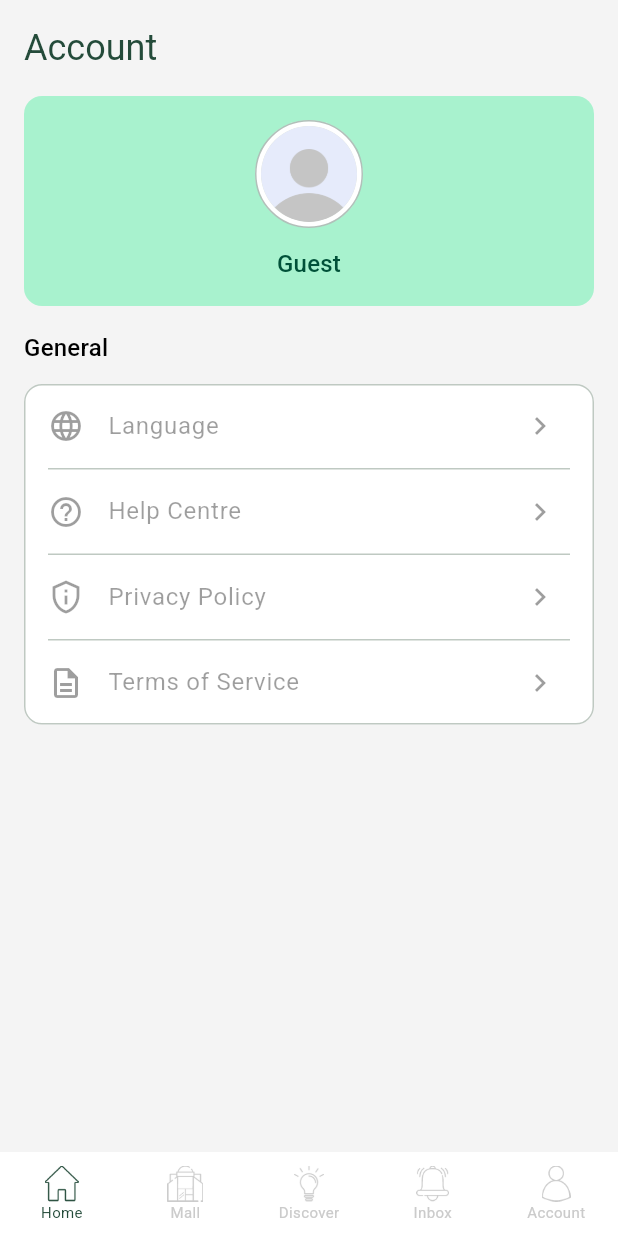
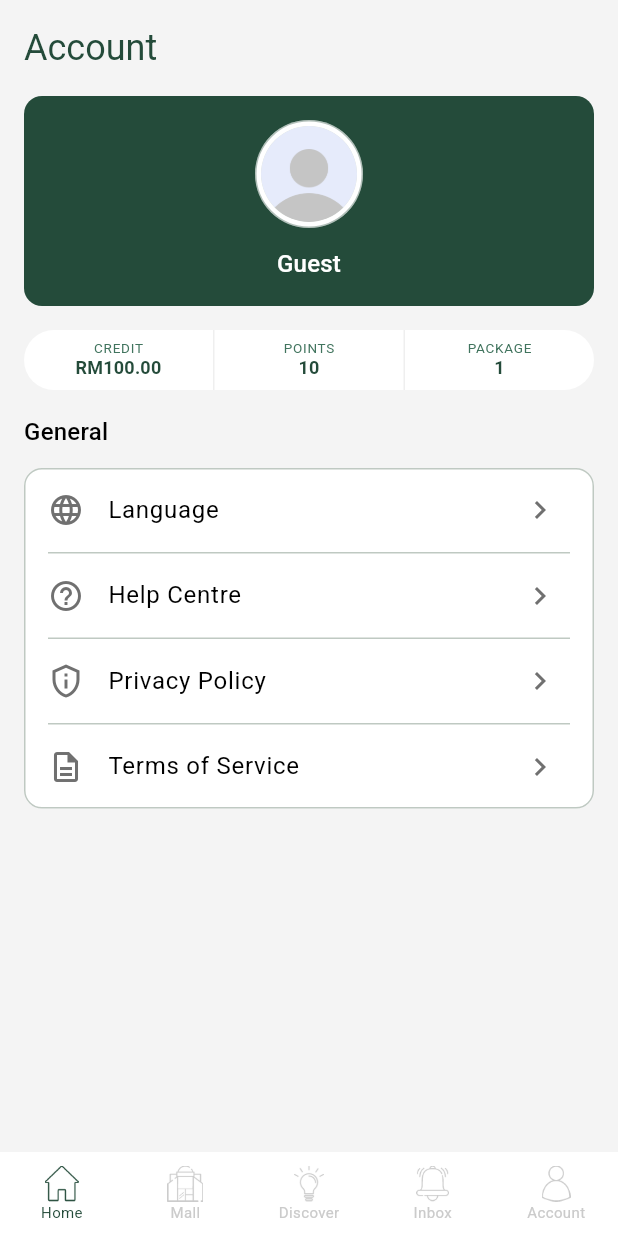
Before and after one commit to ngshenmeng2401/data_flow_interview_assessment, a Flutter app: the screen it shows after launch, swiped to page 5, on a phone screen of 412 x 824 dp. Run offline on Flutter 3.47's test engine with Material 3 defaults, Android fonts, the phone set to English and light mode, and no system bars; our stand-ins replace flutter_map, get, go_router, latlong2.

Commit message:
Account balance summary and styling

```diff
--- a/lib/screens/tabs/account_tab/account_tab.dart
+++ b/lib/screens/tabs/account_tab/account_tab.dart
@@ -1,6 +1,7 @@
 import 'package:data_flow_interview_assessment/constants/dimensions.dart';
 import 'package:data_flow_interview_assessment/generated/l10n.dart';
 import 'package:data_flow_interview_assessment/widgets/account_profile_header.dart';
+import 'package:data_flow_interview_assessment/widgets/balance_summary.dart';
 import 'package:flutter/material.dart';
 
 class AccountTab extends StatelessWidget {
@@ -27,6 +28,8 @@ class AccountTab extends StatelessWidget {
         const SizedBox(height: kPadding),
         const AccountProfileHeader(),
         const SizedBox(height: kPadding),
+        BalanceSummary.sample(context),
+        const SizedBox(height: kPadding),
         Text(lang.general_title, style: theme.textTheme.titleMedium),
         const SizedBox(height: kSpacing),
         Card(
@@ -48,7 +51,6 @@ class AccountTab extends StatelessWidget {
                     color: theme.colorScheme.outlineVariant,
                   ),
                 ListTile(
-                  enabled: false,
                   leading: Icon(icon),
                   title: Text(label, maxLines: 1, overflow: TextOverflow.ellipsis),
                   trailing: const Icon(Icons.chevron_right),
--- a/lib/screens/tabs/home_tab/home_tab_data.dart
+++ b/lib/screens/tabs/home_tab/home_tab_data.dart
@@ -9,9 +9,6 @@ class HomeSampleData {
     date: DateTime(2020, 10, 14, 12, 30),
     address: '123 Plant Street, 1/1',
   );
-  static const double credit = 100.0;
-  static const int points = 10;
-  static const int packages = 1;
   static const List<HomeServiceData> services = <HomeServiceData>[
     HomeServiceData(label: 'Lorem Ipsum', title: 'Lorem ipsum dolor sit amet consectetur', price: 10),
     HomeServiceData(label: 'Lorem Ipsum', title: 'Lorem ipsum dolor sit amet consectetur', price: 10),
--- a/lib/widgets/account_profile_header.dart
+++ b/lib/widgets/account_profile_header.dart
@@ -16,7 +16,7 @@ class AccountProfileHeader extends StatelessWidget {
     final ColorScheme colors = theme.colorScheme;
     return DecoratedBox(
       decoration: BoxDecoration(
-        color: colors.primaryContainer,
+        color: colors.primary,
         borderRadius: BorderRadius.circular(kBorderRadius),
       ),
       child: Padding(
@@ -42,7 +42,7 @@ class AccountProfileHeader extends StatelessWidget {
             Text(
               // TODO translate
               name.isEmpty ? 'Guest' : name,
-              style: theme.textTheme.titleMedium?.copyWith(color: colors.onPrimaryContainer),
+              style: theme.textTheme.titleMedium?.copyWith(color: colors.onPrimary),
               textAlign: TextAlign.center,
               maxLines: 1,
               overflow: TextOverflow.ellipsis,
@@ -50,7 +50,7 @@ class AccountProfileHeader extends StatelessWidget {
             if (emailAddress.isNotEmpty)
               Text(
                 emailAddress,
-                style: theme.textTheme.bodyMedium?.copyWith(color: colors.onPrimaryContainer),
+                style: theme.textTheme.bodyMedium?.copyWith(color: colors.onPrimary),
                 textAlign: TextAlign.center,
                 maxLines: 1,
                 overflow: TextOverflow.ellipsis,
--- /dev/null
+++ b/lib/widgets/balance_summary.dart
@@ -0,0 +1,104 @@
+import 'package:data_flow_interview_assessment/constants/dimensions.dart';
+import 'package:data_flow_interview_assessment/generated/l10n.dart';
+import 'package:flutter/material.dart';
+import 'package:intl/intl.dart';
+
+class BalanceSummary extends StatelessWidget {
+  final String credit;
+  final String points;
+  final String packages;
+
+  const BalanceSummary({
+    super.key,
+    required this.credit,
+    required this.points,
+    required this.packages,
+  });
+
+  // TODO dummy data / flow
+  factory BalanceSummary.sample(BuildContext context) {
+    final String locale = Localizations.localeOf(context).toString();
+    final NumberFormat currencyFormat = NumberFormat.currency(
+      locale: locale,
+      symbol: 'RM',
+      decimalDigits: 2,
+    );
+    final NumberFormat countFormat = NumberFormat.decimalPattern(locale);
+    return BalanceSummary(
+      credit: currencyFormat.format(100.0),
+      points: countFormat.format(10),
+      packages: countFormat.format(1),
+    );
+  }
+
+  @override
+  Widget build(BuildContext context) {
+    final ThemeData theme = Theme.of(context);
+    final Lang lang = Lang.of(context);
+    final List<String> labels = <String>[
+      lang.credit_title,
+      lang.points_title,
+      lang.package_title,
+    ];
+    final List<String> values = <String>[credit, points, packages];
+    return DecoratedBox(
+      decoration: BoxDecoration(
+        color: theme.colorScheme.surface,
+        borderRadius: BorderRadius.circular(kCircularButtonBorderRadius),
+      ),
+      child: IntrinsicHeight(
+        child: Row(
+          crossAxisAlignment: CrossAxisAlignment.stretch,
+          children: <Widget>[
+            for (int index = 0; index < labels.length; index++) ...<Widget>[
+              if (index > 0)
+                VerticalDivider(
+                  color: theme.colorScheme.outline.withValues(alpha: 0.3),
+                  width: 1,
+                  thickness: 1,
+                ),
+              Expanded(
+                child: ConstrainedBox(
+                  constraints: const BoxConstraints(minHeight: 40),
+                  child: Padding(
+                    padding: const EdgeInsets.symmetric(
+                      horizontal: kSpacing / 2,
+                      vertical: 6,
+                    ),
+                    child: Column(
+                      mainAxisAlignment: MainAxisAlignment.center,
+                      children: <Widget>[
+                        Text(
+                          labels[index].toUpperCase(),
+                          style: theme.textTheme.labelSmall?.copyWith(
+                            color: theme.colorScheme.secondary,
+                            fontSize: 9,
+                            height: 1.2,
+                          ),
+                          maxLines: 1,
+                          overflow: TextOverflow.ellipsis,
+                        ),
+                        Text(
+                          values[index],
+                          style: theme.textTheme.titleMedium?.copyWith(
+                            color: theme.colorScheme.primary,
+                            fontSize: 12,
+                            height: 1.2,
+                            fontWeight: FontWeight.w700,
+                          ),
+                          textAlign: TextAlign.center,
+                          maxLines: 1,
+                          overflow: TextOverflow.ellipsis,
+                        ),
+                      ],
+                    ),
+                  ),
+                ),
+              ),
+            ],
+          ],
+        ),
+      ),
+    );
+  }
+}
```
Also changed, not shown: lib/screens/tabs/home_tab/home_tab.dart (+1 -8 lines), lib/screens/tabs/home_tab/widgets/home_header.dart (+2 -88 lines).
